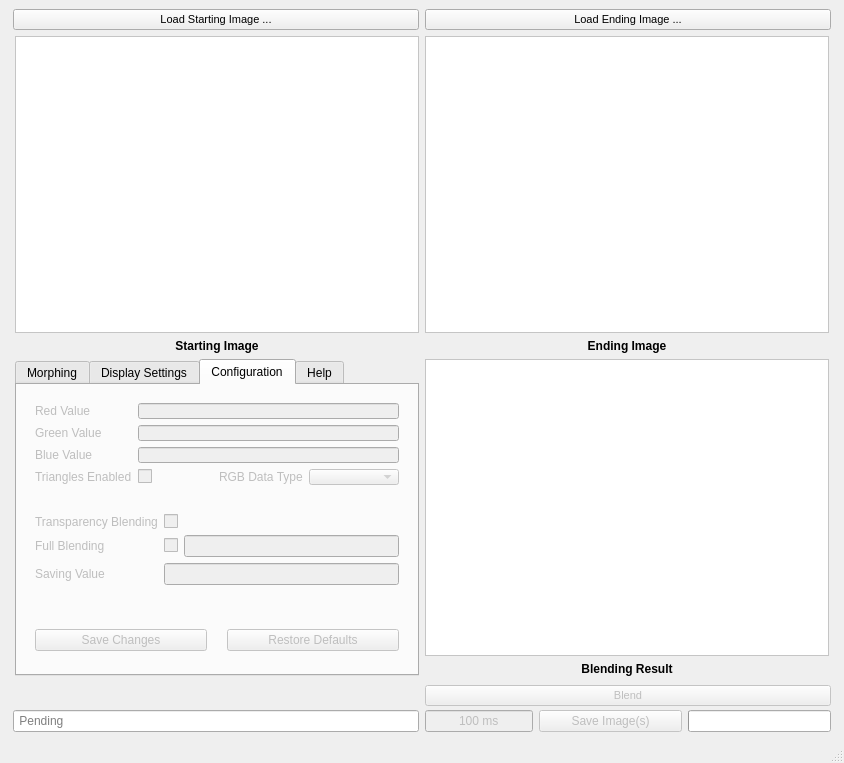
First picture: the form in Morphing/MorphingGUI.ui, repository dn0418/Python-Image-Morpher, before the edit.
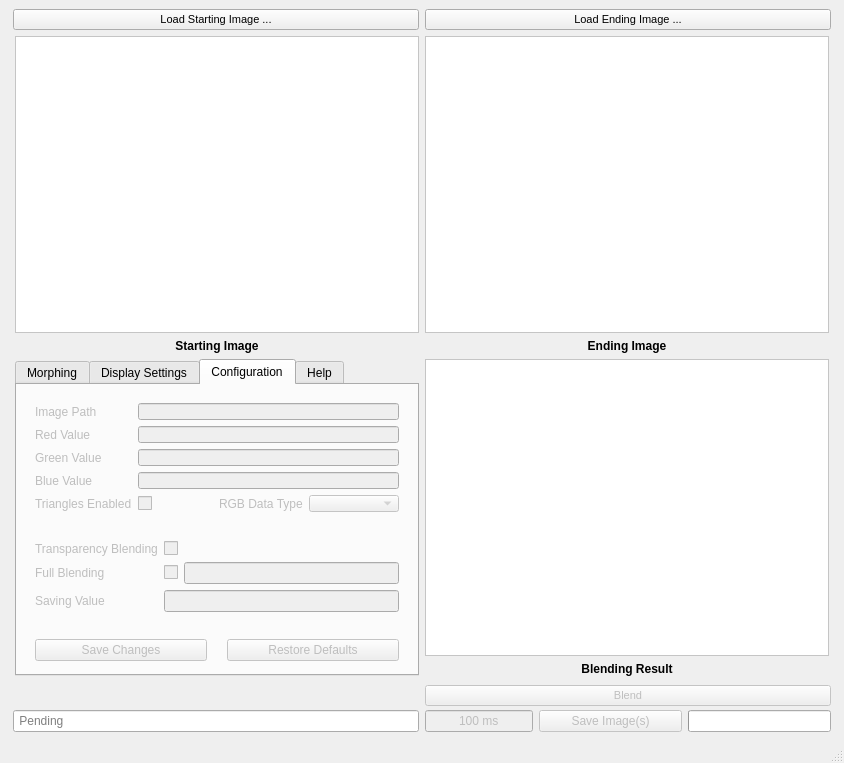
Second picture: the form after the edit. The open tabs and pages were chosen to show the change.

Commit message: v2.0.2 - Config Tab (WIP)

```diff
--- a/Morphing/MorphingGUI.ui
+++ b/Morphing/MorphingGUI.ui
@@ -2608,7 +2608,7 @@
                 <property name="sizeHint" stdset="0">
                  <size>
                   <width>20</width>
-                  <height>15</height>
+                  <height>8</height>
                  </size>
                 </property>
                </spacer>
@@ -2618,13 +2618,19 @@
                 <property name="minimumSize">
                  <size>
                   <width>0</width>
-                  <height>50</height>
+                  <height>30</height>
                  </size>
                 </property>
                 <layout class="QHBoxLayout" name="horizontalLayout_7">
                  <property name="spacing">
                   <number>20</number>
                  </property>
+                 <property name="topMargin">
+                  <number>4</number>
+                 </property>
+                 <property name="bottomMargin">
+                  <number>4</number>
+                 </property>
                  <item>
                   <widget class="QPushButton" name="pushButton">
                    <property name="enabled">
@@ -2651,8 +2657,18 @@
               <item row="0" column="0">
                <widget class="QWidget" name="widget" native="true">
                 <layout class="QGridLayout" name="gridLayout_7">
-                 <item row="3" column="3">
-                  <widget class="QComboBox" name="comboBox_2">
+                 <item row="3" column="0">
+                  <widget class="QLabel" name="configBlueLabel">
+                   <property name="enabled">
+                    <bool>false</bool>
+                   </property>
+                   <property name="text">
+                    <string>Blue Value</string>
+                   </property>
+                  </widget>
+                 </item>
+                 <item row="4" column="3">
+                  <widget class="QComboBox" name="configRGBTypeValue">
                    <property name="enabled">
                     <bool>false</bool>
                    </property>
@@ -2664,28 +2680,25 @@
                    </property>
                   </widget>
                  </item>
+                 <item row="4" column="1">
+                  <widget class="QCheckBox" name="configTriangleBool">
+                   <property name="enabled">
+                    <bool>false</bool>
+                   </property>
+                   <property name="text">
+                    <string/>
+                   </property>
+                  </widget>
+                 </item>
+                 <item row="1" column="1" colspan="3">
+                  <widget class="QLineEdit" name="configRedValue">
+                   <property name="enabled">
+                    <bool>false</bool>
+                   </property>
+                  </widget>
+                 </item>
                  <item row="2" column="0">
-                  <widget class="QLabel" name="label_3">
-                   <property name="enabled">
-                    <bool>false</bool>
-                   </property>
-                   <property name="text">
-                    <string>Blue Value</string>
-                   </property>
-                  </widget>
-                 </item>
-                 <item row="3" column="2">
-                  <widget class="QLabel" name="label_5">
-                   <property name="enabled">
-                    <bool>false</bool>
-                   </property>
-                   <property name="text">
-                    <string>RGB Data Type</string>
-                   </property>
-                  </widget>
-                 </item>
-                 <item row="1" column="0">
-                  <widget class="QLabel" name="label_2">
+                  <widget class="QLabel" name="configGreenLabel">
                    <property name="enabled">
                     <bool>false</bool>
                    </property>
@@ -2694,8 +2707,25 @@
                    </property>
                   </widget>
                  </item>
-                 <item row="0" column="0">
-                  <widget class="QLabel" name="label">
+                 <item row="2" column="1" colspan="3">
+                  <widget class="QLineEdit" name="configGreenValue">
+                   <property name="enabled">
+                    <bool>false</bool>
+                   </property>
+                  </widget>
+                 </item>
+                 <item row="4" column="2">
+                  <widget class="QLabel" name="configRGBTypeLabel">
+                   <property name="enabled">
+                    <bool>false</bool>
+                   </property>
+                   <property name="text">
+                    <string>RGB Data Type</string>
+                   </property>
+                  </widget>
+                 </item>
+                 <item row="1" column="0">
+                  <widget class="QLabel" name="configRedLabel">
                    <property name="enabled">
                     <bool>false</bool>
                    </property>
@@ -2704,8 +2734,8 @@
                    </property>
                   </widget>
                  </item>
-                 <item row="3" column="0">
-                  <widget class="QLabel" name="label_4">
+                 <item row="4" column="0">
+                  <widget class="QLabel" name="configTriangleLabel">
                    <property name="enabled">
                     <bool>false</bool>
                    </property>
@@ -2714,27 +2744,20 @@
                    </property>
                   </widget>
                  </item>
-                 <item row="1" column="1" colspan="3">
-                  <widget class="QLineEdit" name="lineEdit_2">
+                 <item row="3" column="1" colspan="3">
+                  <widget class="QLineEdit" name="configBlueValue">
                    <property name="enabled">
                     <bool>false</bool>
                    </property>
                   </widget>
                  </item>
-                 <item row="2" column="1" colspan="3">
-                  <widget class="QLineEdit" name="lineEdit_3">
-                   <property name="enabled">
-                    <bool>false</bool>
-                   </property>
-                  </widget>
-                 </item>
-                 <item row="3" column="1">
-                  <widget class="QCheckBox" name="checkBox">
+                 <item row="0" column="0">
+                  <widget class="QLabel" name="configImagePathLabel">
                    <property name="enabled">
                     <bool>false</bool>
                    </property>
                    <property name="text">
-                    <string/>
+                    <string>Image Path</string>
                    </property>
                   </widget>
                  </item>
```
Left out of the diff: 20 changed lines with no effect on the pictures. The commit also changes 5 other files.
